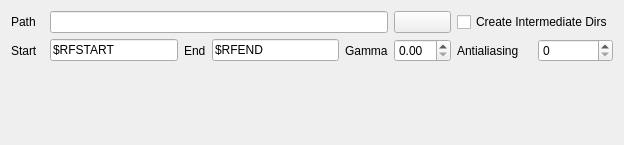
Before: the Qt Designer form scripts/widgets/flipbook.ui in all-in-one-of/ALS_lib, drawn with Qt 5.
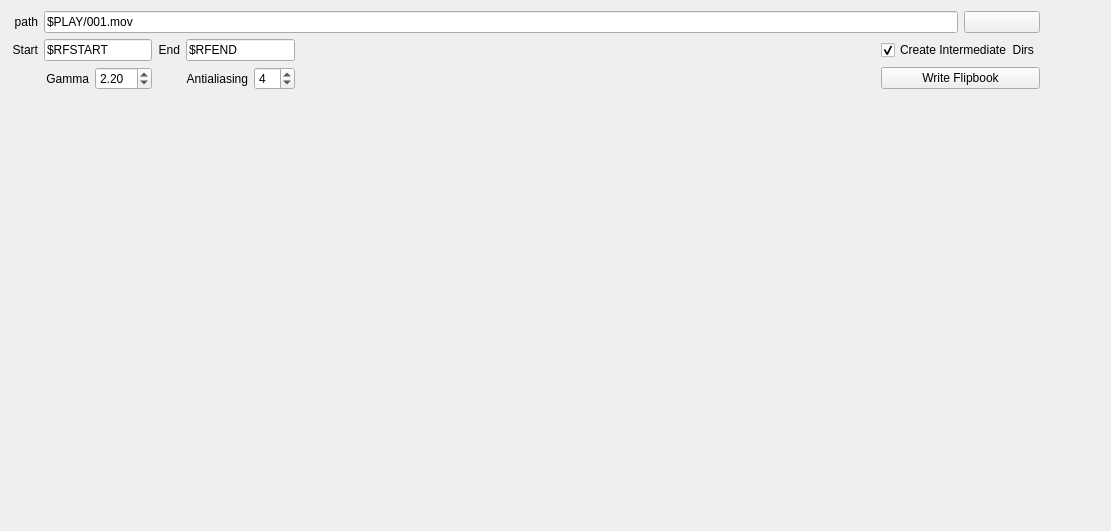
After: the same form once the commit is applied.

The edit to the form file:
```diff
--- a/scripts/widgets/flipbook.ui
+++ b/scripts/widgets/flipbook.ui
@@ -6,105 +6,170 @@
    <rect>
     <x>0</x>
     <y>0</y>
-    <width>624</width>
-    <height>145</height>
+    <width>1111</width>
+    <height>531</height>
    </rect>
   </property>
   <property name="windowTitle">
    <string>Form</string>
   </property>
-  <layout class="QGridLayout" name="gridLayout" columnstretch="0,0,0,0,0,0,0,0,0,0">
-   <item row="0" column="0" colspan="2">
-    <widget class="QLabel" name="label">
-     <property name="maximumSize">
-      <size>
-       <width>30</width>
-       <height>16777215</height>
-      </size>
-     </property>
+  <layout class="QGridLayout" name="gridLayout" columnstretch="0,0,0,0,0,0,1,0,0,0,0">
+   <item row="2" column="8" colspan="2">
+    <widget class="QPushButton" name="flipbookButton">
      <property name="text">
-      <string>Path</string>
+      <string>Write Flipbook</string>
      </property>
     </widget>
    </item>
+   <item row="3" column="6">
+    <spacer name="verticalSpacer">
+     <property name="orientation">
+      <enum>Qt::Vertical</enum>
+     </property>
+     <property name="sizeHint" stdset="0">
+      <size>
+       <width>20</width>
+       <height>40</height>
+      </size>
+     </property>
+    </spacer>
+   </item>
    <item row="1" column="0">
     <widget class="QLabel" name="label_2">
+     <property name="layoutDirection">
+      <enum>Qt::LeftToRight</enum>
+     </property>
      <property name="text">
       <string>Start</string>
      </property>
+     <property name="alignment">
+      <set>Qt::AlignRight|Qt::AlignTrailing|Qt::AlignVCenter</set>
+     </property>
+    </widget>
+   </item>
+   <item row="1" column="8" colspan="2">
+    <widget class="QCheckBox" name="dirToggle">
+     <property name="enabled">
+      <bool>true</bool>
+     </property>
+     <property name="text">
+      <string>Create Intermediate  Dirs</string>
+     </property>
+     <property name="checked">
+      <bool>true</bool>
+     </property>
+     <property name="tristate">
+      <bool>false</bool>
+     </property>
+    </widget>
+   </item>
+   <item row="1" column="1" colspan="2">
+    <widget class="QLineEdit" name="startField">
+     <property name="text">
+      <string>$RFSTART</string>
+     </property>
+    </widget>
+   </item>
+   <item row="0" column="9">
+    <widget class="QPushButton" name="getDirBtn">
+     <property name="sizePolicy">
+      <sizepolicy hsizetype="Fixed" vsizetype="Fixed">
+       <horstretch>0</horstretch>
+       <verstretch>0</verstretch>
+      </sizepolicy>
+     </property>
+     <property name="maximumSize">
+      <size>
+       <width>150</width>
+       <height>16777215</height>
+      </size>
+     </property>
+     <property name="text">
+      <string/>
+     </property>
+    </widget>
+   </item>
+   <item row="0" column="0">
+    <widget class="QLabel" name="label_8">
+     <property name="layoutDirection">
+      <enum>Qt::LeftToRight</enum>
+     </property>
+     <property name="text">
+      <string>path</string>
+     </property>
+     <property name="alignment">
+      <set>Qt::AlignRight|Qt::AlignTrailing|Qt::AlignVCenter</set>
+     </property>
     </widget>
    </item>
    <item row="1" column="3">
     <widget class="QLabel" name="label_3">
+     <property name="layoutDirection">
+      <enum>Qt::LeftToRight</enum>
+     </property>
      <property name="text">
       <string>End</string>
      </property>
-    </widget>
-   </item>
-   <item row="1" column="2">
-    <widget class="QLineEdit" name="lineEdit_2">
-     <property name="text">
-      <string>$RFSTART</string>
+     <property name="alignment">
+      <set>Qt::AlignRight|Qt::AlignTrailing|Qt::AlignVCenter</set>
      </property>
     </widget>
    </item>
-   <item row="0" column="8" colspan="2">
-    <widget class="QCheckBox" name="checkBox">
+   <item row="1" column="10">
+    <widget class="QLabel" name="label">
      <property name="text">
-      <string>Create Intermediate Dirs</string>
+      <string>                </string>
      </property>
     </widget>
    </item>
-   <item row="0" column="6" colspan="2">
-    <widget class="QPushButton" name="pushButton">
+   <item row="0" column="1" colspan="8">
+    <widget class="QLineEdit" name="pathField">
      <property name="text">
-      <string/>
+      <string>$PLAY/001.mov</string>
      </property>
     </widget>
    </item>
-   <item row="0" column="2" colspan="4">
-    <widget class="QLineEdit" name="lineEdit"/>
-   </item>
-   <item row="1" column="4">
-    <widget class="QLineEdit" name="lineEdit_3">
+   <item row="1" column="4" colspan="2">
+    <widget class="QLineEdit" name="endField">
      <property name="text">
       <string>$RFEND</string>
      </property>
     </widget>
    </item>
-   <item row="1" column="5">
+   <item row="2" column="2">
+    <widget class="QDoubleSpinBox" name="gammaSpinBox">
+     <property name="value">
+      <double>2.200000000000000</double>
+     </property>
+    </widget>
+   </item>
+   <item row="2" column="1">
     <widget class="QLabel" name="label_4">
      <property name="text">
       <string>Gamma</string>
      </property>
+     <property name="alignment">
+      <set>Qt::AlignRight|Qt::AlignTrailing|Qt::AlignVCenter</set>
+     </property>
     </widget>
    </item>
-   <item row="1" column="8">
+   <item row="2" column="5">
+    <widget class="QSpinBox" name="antialiasSpinBox">
+     <property name="value">
+      <number>4</number>
+     </property>
+    </widget>
+   </item>
+   <item row="2" column="4">
     <widget class="QLabel" name="label_5">
      <property name="text">
       <string>Antialiasing</string>
      </property>
+     <property name="alignment">
+      <set>Qt::AlignRight|Qt::AlignTrailing|Qt::AlignVCenter</set>
+     </property>
     </widget>
    </item>
-   <item row="1" column="6" colspan="2">
-    <widget class="QDoubleSpinBox" name="doubleSpinBox"/>
-   </item>
-   <item row="1" column="9">
-    <widget class="QSpinBox" name="spinBox"/>
-   </item>
-   <item row="2" column="3">
-    <spacer name="verticalSpacer">
-     <property name="orientation">
-      <enum>Qt::Vertical</enum>
-     </property>
-     <property name="sizeHint" stdset="0">
-      <size>
-       <width>20</width>
-       <height>40</height>
-      </size>
-     </property>
-    </spacer>
-   </item>
   </layout>
  </widget>
  <resources/>
```
